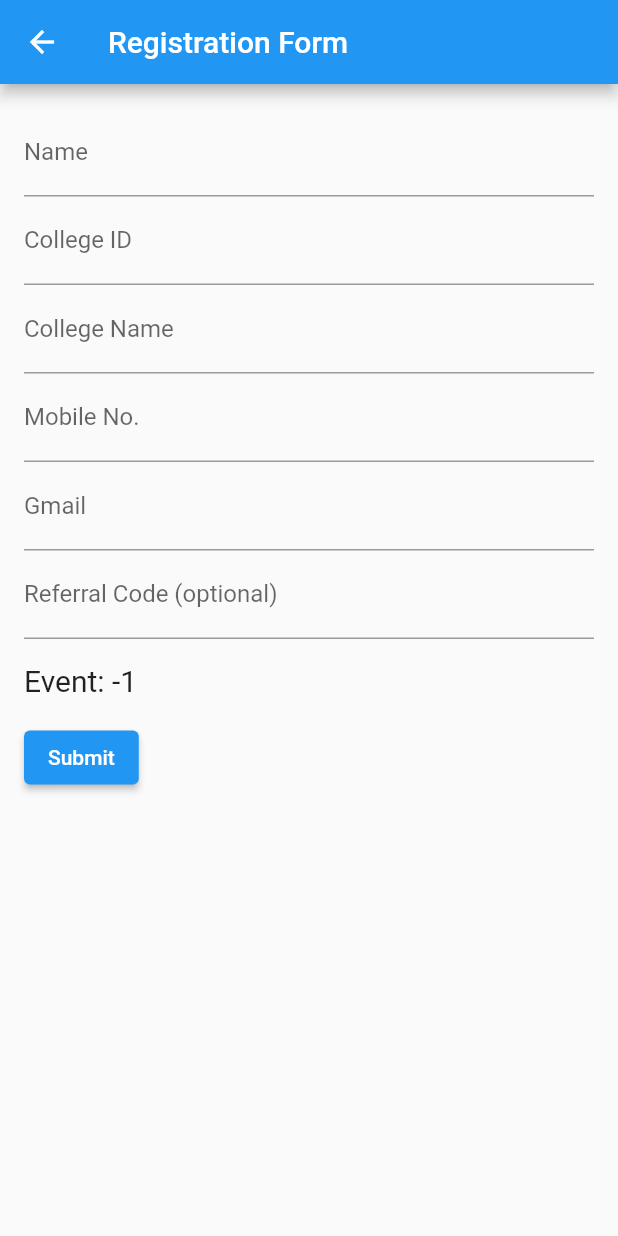
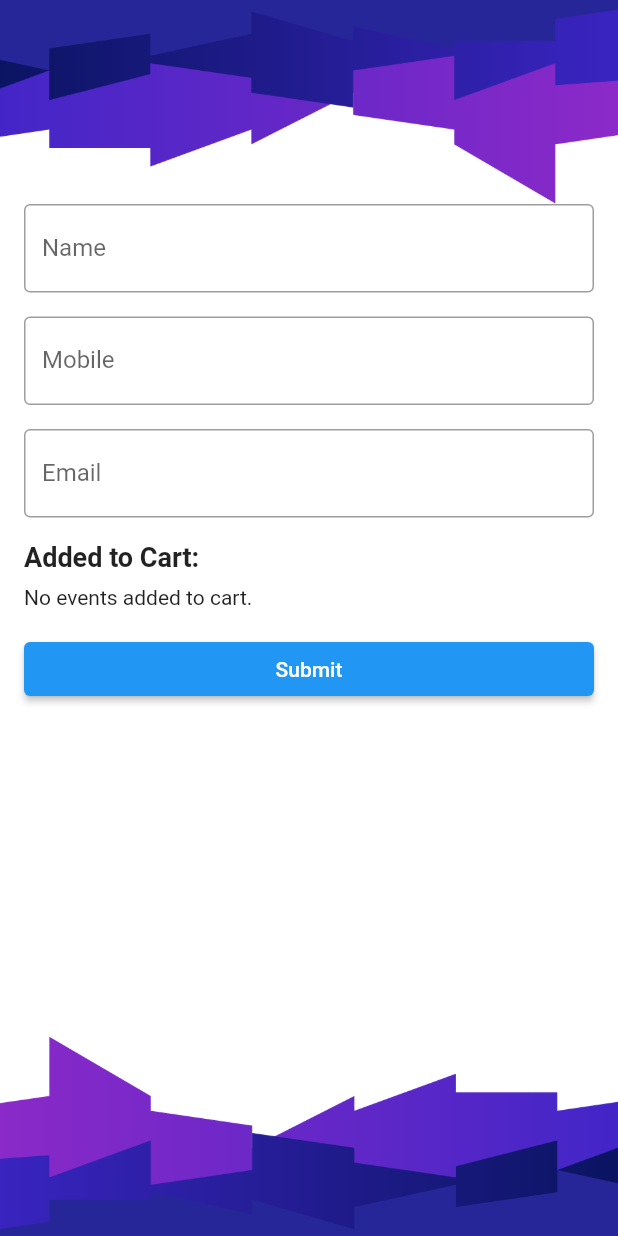
Before and after one commit to Mandeep-vivu/technozarreap, a Flutter app: the screen it shows after launch, after a tap on "To Register", on a phone screen of 412 x 824 dp. Run offline on Flutter 3.47's test engine with Material 2 defaults, Android fonts, the phone set to English and light mode, and no system bars; our stand-ins replace video_player.

Commit message:
new uodate simpply new registration

```diff
--- a/lib/MyApp.dart
+++ b/lib/MyApp.dart
@@ -15,7 +15,7 @@ class _MyAppState extends State<MyApp> {
   bool _isPressed = false;
   bool _isPressed1 = true;
   bool _isPressed2 = true;
-  Map<int, bool> addedToCartMap = {};
+
   ElevatedButton _buildButton(
       String text, bool isPressed, VoidCallback onPressed) {
     return ElevatedButton(
@@ -38,7 +38,7 @@ class _MyAppState extends State<MyApp> {
       child: Text(text),
     );
   }
-
+  Map<String, bool> addedToCartMap = {};
   EventData eventData = EventData();
   @override
   Widget build(BuildContext context) {
@@ -87,9 +87,7 @@ class _MyAppState extends State<MyApp> {
                                           : selectedDate == "05 May"
                                           ? eventData.events05May[index]
                                           : eventData.eventsBothDays[index];
-                                      bool isAddedToCart =
-                                          addedToCartMap.containsKey(index) &&
-                                              addedToCartMap[index] == true;
+                                      bool isAddedToCart = addedToCartMap.containsKey(event.title) && addedToCartMap[event.title] == true;
 
                                       return Container(
                                           padding: const EdgeInsets.symmetric(
@@ -195,12 +193,15 @@ class _MyAppState extends State<MyApp> {
                                                       const Padding(
                                                           padding:
                                                           EdgeInsets.all(
-                                                              5.0)),
+                                                              10.0)),
                                                       Container(
                                                         alignment:
                                                         Alignment.center,
+
+                                                        height: 35,
                                                         decoration:
                                                         BoxDecoration(
+
                                                           gradient:
                                                           LinearGradient(
                                                             begin: Alignment
@@ -237,30 +238,27 @@ class _MyAppState extends State<MyApp> {
                                                           onPressed: () {
                                                             setState(() {
                                                               if (isAddedToCart) {
-                                                                addedToCartMap
-                                                                    .remove(
-                                                                    index);
+                                                                addedToCartMap.remove(event.title); // Use event.title as the key
                                                               } else {
-                                                                addedToCartMap[
-                                                                index] =
-                                                                true;
+                                                                addedToCartMap[event.title] = true; // Use event.title as the key
                                                               }
                                                             });
                                                           },
                                                           child: Text(
                                                             isAddedToCart
-                                                                ? 'remove'
-                                                                : 'Add',
+                                                                ? 'remove from the List'
+                                                                : 'Add to the List',
                                                           ),
-                                                          style: ElevatedButton
-                                                              .styleFrom(
-                                                            primary: Colors
-                                                                .transparent, // This removes the default button background
-                                                            elevation: 0,
-                                                            // This removes the default button shadow
+                                                          style: ButtonStyle(
+                                                            minimumSize: MaterialStateProperty.all(Size(330, 35)),
+                                                            shape: MaterialStateProperty.all(RoundedRectangleBorder(borderRadius: BorderRadius.circular(15))),
+                                                            backgroundColor: MaterialStateProperty.all(Colors.transparent),
+                                                            elevation: MaterialStateProperty.all(0),
                                                           ),
                                                         ),
-                                                      )
+
+                                                        ),
+
                                                     ],
                                                   ),
                                                 ),
@@ -311,15 +309,17 @@ class _MyAppState extends State<MyApp> {
                               right: 0,
                               child: ElevatedButton(
                                 onPressed: () {
+                                  List<String> addedToCartTitles = addedToCartMap.entries.where((entry) => entry.value).map((entry) => entry.key).toList();
                                   Navigator.push(
                                     context,
                                     MaterialPageRoute(
                                       builder: (context) => RegistrationForm(
-                                        addedToCartMap: addedToCartMap,
+                                        addedToCartTitles: addedToCartTitles, addedToCartMap: {},
                                       ),
                                     ),
                                   );
                                 },
+
                                 child: Text('To Register'),
                               ),
                             ),
--- a/lib/regisform.dart
+++ b/lib/regisform.dart
@@ -1,191 +1,193 @@
+
 import 'package:flutter/material.dart';
-import 'package:http/http.dart' as http;
+import 'submitbt.dart';
+class RegistrationForm extends StatefulWidget {
+  final Map<String, bool> addedToCartMap;
+  final List<String> addedToCartTitles;
 
+  RegistrationForm({required this.addedToCartMap, required this.addedToCartTitles});
 
-class RegistrationForm extends StatefulWidget {
   @override
   _RegistrationFormState createState() => _RegistrationFormState();
-  final Map<int, bool> addedToCartMap;
-  RegistrationForm({required this.addedToCartMap});
-
 }
 
 class _RegistrationFormState extends State<RegistrationForm> {
-  final _formKey = GlobalKey<FormState>();
-  final TextEditingController _nameController = TextEditingController();
-  final TextEditingController _collegeIdController = TextEditingController();
-  final TextEditingController _collegeNameController = TextEditingController();
-  final TextEditingController _mobileNoController = TextEditingController();
-  final TextEditingController _gmailController = TextEditingController();
-  final TextEditingController _referralCodeController = TextEditingController();
-  String _eventName = "";
-
-
+  final _formKey = GlobalKey<
+      FormState>();
+  String _name = '';
+  String _mobile = '';
+  String _email = '';
 
   @override
-  void initState() {
-    super.initState();
-    _eventName = widget.addedToCartMap.keys.firstWhere(
-          (key) => widget.addedToCartMap[key] == true,
-      orElse: () => -1,
-    ).toString();
-  }
+  Widget build(
+      BuildContext context) {
+    return Scaffold(
+      body: Stack(
+        children: [
+          Container(
+            width: double
+                .infinity,
+            height: double
+                .infinity,
+            decoration: const BoxDecoration(
+              image: DecorationImage(
+                image: AssetImage(
+                    'assets/bg.png'),
+                fit: BoxFit
+                    .cover,
+              ),
+            ),
+          ),
 
+          SingleChildScrollView(
+            child: Padding(
+              padding: EdgeInsets.fromLTRB(16.0, 120.0, 16.0, 0.0),
 
-
-  @override
-  Widget build(BuildContext context) {
-    return Scaffold(
-      appBar: AppBar(
-        title: Text('Registration Form'),
-      ),
-      body: SingleChildScrollView(
-        child: Padding(
-          padding: EdgeInsets.all(16.0),
               child: Form(
                 key: _formKey,
                 child: Column(
-              crossAxisAlignment: CrossAxisAlignment.start,
-              children: <Widget>[
+                  crossAxisAlignment: CrossAxisAlignment
+                      .stretch,
+                  children: [
+
+                    SizedBox(
+                        height: 16.0),
                     TextFormField(
-                  controller: _nameController,
                       decoration: InputDecoration(
                         labelText: 'Name',
+                        border: OutlineInputBorder(),
                       ),
-                  validator: (value) {
-                    if (value == null || value.isEmpty) {
+                      validator: (
+                          value) {
+                        if (value ==
+                            null ||
+                            value
+                                .isEmpty) {
                           return 'Please enter your name';
                         }
                         return null;
                       },
-                ),
-                TextFormField(
-                  controller: _collegeIdController,
-                  decoration: InputDecoration(
-                    labelText: 'College ID',
-                  ),
-                  validator: (value) {
-                    if (value == null || value.isEmpty) {
-                      return 'Please enter your college ID';
-                    }
-                    return null;
+                      onSaved: (
+                          value) {
+                        _name =
+                        value!;
                       },
                     ),
+                    SizedBox(
+                        height: 16.0),
                     TextFormField(
-                  controller: _collegeNameController,
                       decoration: InputDecoration(
-                    labelText: 'College Name',
+                        labelText: 'Mobile',
+                        border: OutlineInputBorder(),
                       ),
-                  validator: (value) {
-                    if (value == null || value.isEmpty) {
-                      return 'Please enter your college name';
-                    }
-                    return null;
-                  },
-                ),
-                TextFormField(
-                  controller: _mobileNoController,
-                  decoration: InputDecoration(
-                    labelText: 'Mobile No.',
-                  ),
-                  validator: (value) {
-                    if (value == null || value.isEmpty) {
+                      validator: (
+                          value) {
+                        if (value ==
+                            null ||
+                            value
+                                .isEmpty) {
                           return 'Please enter your mobile number';
                         }
                         return null;
                       },
+                      onSaved: (
+                          value) {
+                        _mobile =
+                        value!;
+                      },
                     ),
+                    SizedBox(
+                        height: 16.0),
                     TextFormField(
-                  controller: _gmailController,
                       decoration: InputDecoration(
-                    labelText: 'Gmail',
+                        labelText: 'Email',
+                        border: OutlineInputBorder(),
                       ),
-                  validator: (value) {
-                    if (value == null || value.isEmpty) {
-                      return 'Please enter your gmail';
+                      validator: (
+                          value) {
+                        if (value ==
+                            null ||
+                            value
+                                .isEmpty) {
+                          return 'Please enter your email';
                         }
                         return null;
                       },
+                      onSaved: (
+                          value) {
+                        _email =
+                        value!;
+                      },
                     ),
-                TextFormField(
-                  controller: _referralCodeController,
-                  decoration: InputDecoration(
-                    labelText: 'Referral Code (optional)',
+                    SizedBox(
+                        height: 16.0),
+                    Text(
+                      'Added to Cart:',
+                      style: TextStyle(
+                        fontSize: 18.0,
+                        fontWeight: FontWeight
+                            .bold,
                       ),
                     ),
-                Padding(
-                  padding: EdgeInsets.symmetric(vertical: 16.0),
-                  child: Text(
-                    'Event: $_eventName',
-                    style: TextStyle(fontSize: 20),
+                    SizedBox(
+                        height: 8.0),
+                    widget
+                        .addedToCartTitles
+                        .isEmpty
+                        ? Text(
+                        'No events added to cart.')
+                        : ListView
+                        .builder(
+                      shrinkWrap: true,
+                      physics: NeverScrollableScrollPhysics(),
+                      itemCount: widget
+                          .addedToCartTitles
+                          .length,
+                      itemBuilder: (
+                          context,
+                          index) {
+                        return Text(
+                            widget
+                                .addedToCartTitles[index]);
+                      },
                     ),
-                ),
+                    SizedBox(
+                        height: 16.0),
                     ElevatedButton(
                       onPressed: () {
-                    if (_formKey.currentState!.validate()) {
-                      // submit the form
-                      _submitForm();
+                        if (_formKey
+                            .currentState!
+                            .validate()) {
+                          _formKey
+                              .currentState!
+                              .save();
+                          Map<
+                              String,
+                              dynamic> data = {
+                            'name': _name,
+                            'mobile': _mobile,
+                            'email': _email,
+                            'events': widget
+                                .addedToCartTitles,
+                          };
+                          // call sendRegistrationData with the registration data
+                          sendRegistrationData(
+                              _name,
+                              _mobile,
+                              _email,
+                              widget
+                                  .addedToCartTitles);
                         }
                       },
-                  child: Text('Submit'),
+                      child: Text(
+                          'Submit'),
                     ),
-
                   ],
-
                 ),
               ),
             ),
-
           ),
-
-    );
-  }
-
-  void _submitForm() async{
-    // TODO: send registration data to server or store locally
-    // clear the form
-    final Map<String, dynamic> registrationData = {
-      'name': _nameController.text,
-      'collegeId': _collegeIdController.text,
-      'collegeName': _collegeNameController.text,
-      'mobileNo': _mobileNoController.text,
-      'email': _gmailController.text,
-      'referralCode': _referralCodeController.text,
-      'eventName': _eventName,
-    };
-
-    // Send a POST request to the server
-    final response = await http.post(Uri.parse('http://your-server.com/registration'),
-        body: registrationData
-    );
-
-    // Check the response status code
-    if (response.statusCode == 200) {
-      // Registration successful
-    } else {
-      // Registration failed
-    }
-
-    _nameController.clear();
-    _collegeIdController.clear();
-    _collegeNameController.clear();
-    _mobileNoController.clear();
-    _gmailController.clear();
-    _referralCodeController.clear();
-    setState(() {
-      // update the selected event to the next one in the map
-      int currentEventIndex = widget.addedToCartMap.keys.toList().indexOf(
-          int.parse(_eventName));
-      if (currentEventIndex < widget.addedToCartMap.length - 1) {
-        _eventName = widget.addedToCartMap.keys.toList()[currentEventIndex + 1]
-            .toString();
-      } else {
-        _eventName = "";
-      }
-    });
-    ScaffoldMessenger.of(context).showSnackBar(
-      SnackBar(
-        content: Text('Registration submitted successfully!'),
+        ],
       ),
     );
   }
--- a/pubspec.yaml
+++ b/pubspec.yaml
@@ -46,9 +46,11 @@ dev_dependencies:
   # package. See that file for information about deactivating specific lint
   # rules and activating additional ones.
   flutter_lints: ^2.0.0
-  chewie: ^1.2.2
   video_player: ^2.1.6
   http: ^0.13.4
+
+
+
 
 
 # For information on the generic Dart part of this file, see the
```
Also changed, not shown: lib/submitbt.dart (added, +34 -0 lines), pubspec.lock, 1 other file. Lines whose indentation alone changed are shown as unchanged.
